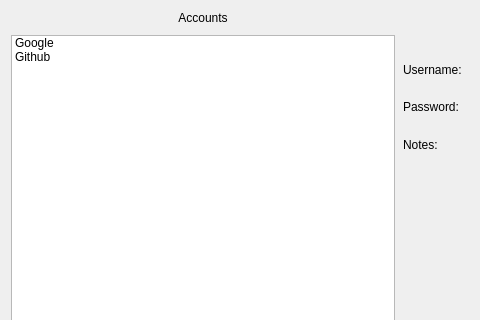
First picture: the form in lockbox/mainwindow.ui, repository youssefibrahim3/Lockbox, before the edit; both pictures show x 0 to 480 and y 0 to 320 of the 800 by 600 pixel window.
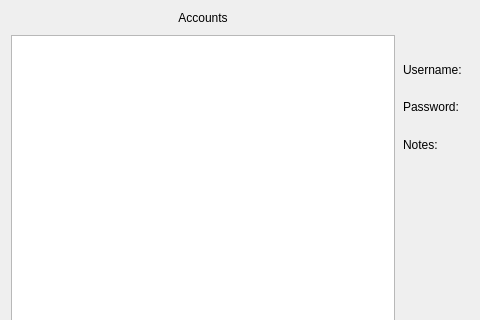
Second picture: the form after the edit.

Commit message:
Fix loading error in mainwindow
With this done, saving/loading now fully works. Now the priority is having the user be able to make a master password.

Patch:
```diff
--- a/lockbox/mainwindow.ui
+++ b/lockbox/mainwindow.ui
@@ -56,16 +56,6 @@
         <property name="viewMode">
          <enum>QListView::ViewMode::ListMode</enum>
         </property>
-        <item>
-         <property name="text">
-          <string>Google</string>
-         </property>
-        </item>
-        <item>
-         <property name="text">
-          <string>Github</string>
-         </property>
-        </item>
        </widget>
       </item>
       <item>
```
The commit also changes 1 other file.
